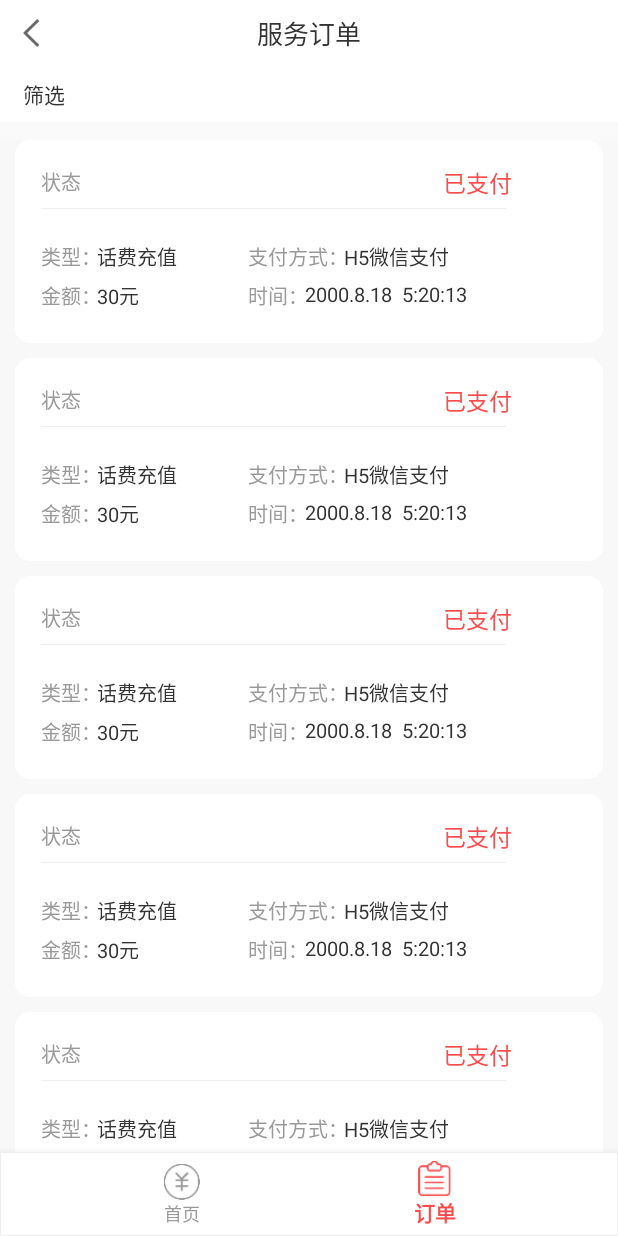
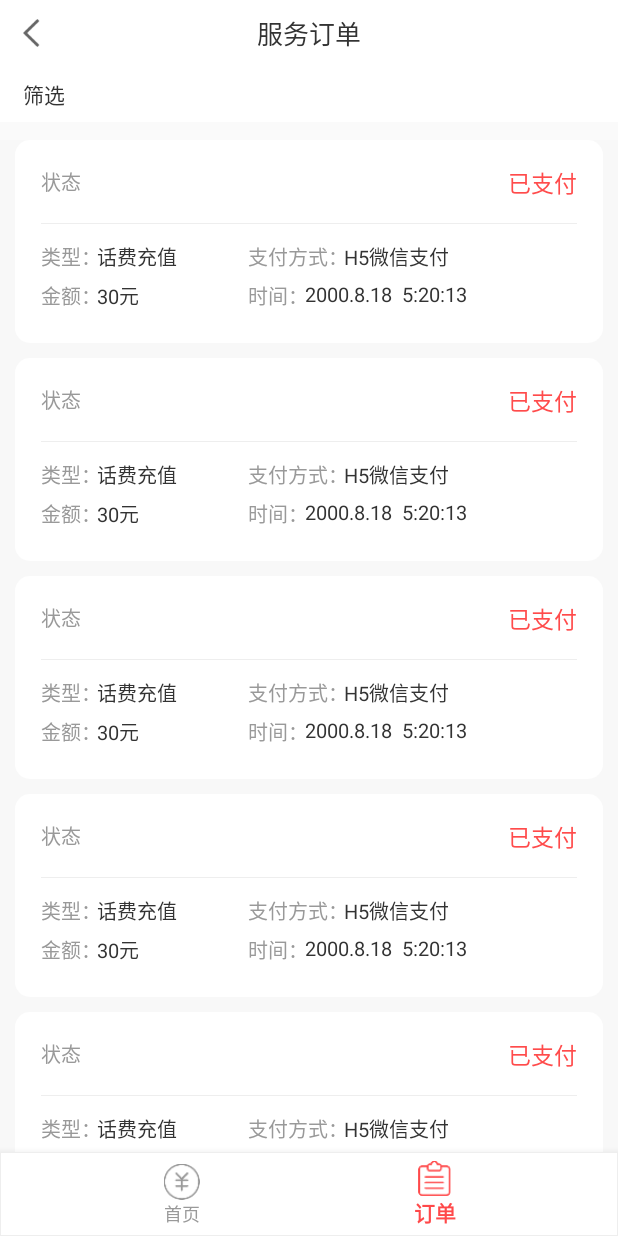
Before and after one commit to Kendrick-Song/RechargeCenter, an Android app: the OrderFragment screen opened through its navigation route, on a phone screen of 412 x 824 dp. Run offline under Robolectric (Android 15) with nearby library versions, the phone set to English and light mode, and no system bars; our stand-ins replace navigation-ui; 1 statement that could not run was skipped.

Commit message:
订单界面适配优化

```diff
--- a/app/src/main/res/layout/order_item.xml
+++ b/app/src/main/res/layout/order_item.xml
@@ -1,113 +1,120 @@
 <?xml version="1.0" encoding="utf-8"?>
-<RelativeLayout
+<RelativeLayout xmlns:android="http://schemas.android.com/apk/res/android"
     android:id="@+id/item_order"
-    xmlns:android="http://schemas.android.com/apk/res/android"
     android:layout_width="match_parent"
     android:layout_height="135dp"
-    android:background="@drawable/order_item_bg"
     android:layout_marginStart="10dp"
     android:layout_marginEnd="10dp"
-    android:layout_marginBottom="10dp">
+    android:layout_marginBottom="10dp"
+    android:background="@drawable/order_item_bg">
+
+    <RelativeLayout
+        android:layout_width="match_parent"
+        android:layout_height="wrap_content"
+        android:layout_marginStart="17dp"
+        android:layout_marginEnd="17dp"
+        android:orientation="horizontal">
 
         <TextView
             android:layout_width="wrap_content"
             android:layout_height="wrap_content"
+            android:layout_marginTop="17.5dp"
             android:text="状态"
-        android:textSize="13sp"
             android:textColor="#999999"
-        android:layout_marginStart="17dp"
-        android:layout_marginTop="17.5dp"/>
+            android:textSize="13sp" />
+
+        <TextView
+            android:id="@+id/tv_status"
+            android:layout_width="wrap_content"
+            android:layout_height="wrap_content"
+            android:layout_alignParentEnd="true"
+            android:layout_marginTop="16.5dp"
+            android:text="已支付"
+            android:textColor="#FF4B4B"
+            android:textSize="15sp" />
+
+        <View
+            android:layout_width="match_parent"
+            android:layout_height="0.5dp"
+            android:layout_below="@id/tv_status"
+            android:layout_marginTop="15dp"
+            android:background="#EEEEEE" />
+    </RelativeLayout>
 
     <TextView
         android:layout_width="wrap_content"
         android:layout_height="wrap_content"
-        android:layout_marginTop="16.5dp"
-        android:layout_marginStart="285dp"
-        android:text="已支付"
-        android:textSize="15sp"
-        android:textColor="#FF4B4B"/>
-
-    <View
-        android:layout_width="310dp"
-        android:layout_height="0.5dp"
-        android:background="#EEEEEE"
         android:layout_marginStart="17.5dp"
-        android:layout_marginTop="45.5dp"/>
-
-    <TextView
-        android:layout_width="wrap_content"
-        android:layout_height="wrap_content"
+        android:layout_marginTop="67.5dp"
+        android:text="类型："
         android:textColor="#999999"
-        android:text="类型："
-        android:textSize="13sp"
-        android:layout_marginStart="17.5dp"
-        android:layout_marginTop="67.5dp"/>
+        android:textSize="13sp" />
 
     <TextView
         android:id="@+id/order_chargetype"
         android:layout_width="wrap_content"
         android:layout_height="wrap_content"
+        android:layout_marginStart="54.5dp"
+        android:layout_marginTop="67.5dp"
+        android:text="话费充值"
         android:textColor="#333333"
-        android:text="话费充值"
-        android:textSize="13sp"
-        android:layout_marginStart="54.5dp"
-        android:layout_marginTop="67.5dp"/>
+        android:textSize="13sp" />
 
     <TextView
         android:layout_width="wrap_content"
         android:layout_height="wrap_content"
+        android:layout_marginStart="155dp"
+        android:layout_marginTop="67.5dp"
+        android:text="支付方式："
         android:textColor="#999999"
-        android:text="支付方式："
-        android:textSize="13sp"
-        android:layout_marginStart="155dp"
-        android:layout_marginTop="67.5dp"/>
+        android:textSize="13sp" />
 
     <TextView
         android:id="@+id/order_paytype"
         android:layout_width="wrap_content"
         android:layout_height="wrap_content"
+        android:layout_marginStart="219.5dp"
+        android:layout_marginTop="67.5dp"
+        android:text="H5微信支付"
         android:textColor="#333333"
-        android:text="H5微信支付"
-        android:textSize="13sp"
-        android:layout_marginStart="219.5dp"
-        android:layout_marginTop="67.5dp"/>
+        android:textSize="13sp" />
 
     <TextView
         android:layout_width="wrap_content"
         android:layout_height="wrap_content"
+        android:layout_marginStart="17.5dp"
+        android:layout_marginTop="93dp"
+        android:text="金额："
         android:textColor="#999999"
-        android:text="金额："
-        android:textSize="13sp"
-        android:layout_marginStart="17.5dp"
-        android:layout_marginTop="93dp"/>
+        android:textSize="13sp" />
 
     <TextView
         android:id="@+id/order_amount"
         android:layout_width="wrap_content"
         android:layout_height="wrap_content"
+        android:layout_marginStart="54.5dp"
+        android:layout_marginTop="93dp"
+        android:text="30元"
         android:textColor="#333333"
-        android:text="30元"
-        android:textSize="13sp"
-        android:layout_marginStart="54.5dp"
-        android:layout_marginTop="93dp"/>
+        android:textSize="13sp" />
 
     <TextView
         android:layout_width="wrap_content"
         android:layout_height="wrap_content"
+        android:layout_marginStart="155dp"
+        android:layout_marginTop="93dp"
+        android:text="时间："
         android:textColor="#999999"
-        android:text="时间："
-        android:textSize="13sp"
-        android:layout_marginStart="155dp"
-        android:layout_marginTop="93dp"/>
+        android:textSize="13sp" />
 
     <TextView
         android:id="@+id/order_time"
         android:layout_width="wrap_content"
         android:layout_height="wrap_content"
+        android:layout_marginStart="193dp"
+        android:layout_marginTop="93dp"
+        android:text="2000.8.18  5:20:13"
         android:textColor="#333333"
-        android:text="2000.8.18  5:20:13"
-        android:textSize="13sp"
-        android:layout_marginStart="193dp"
-        android:layout_marginTop="93dp"/>
+        android:textSize="13sp" />
 
 </RelativeLayout>
```
Lines whose indentation alone changed are shown as unchanged.
